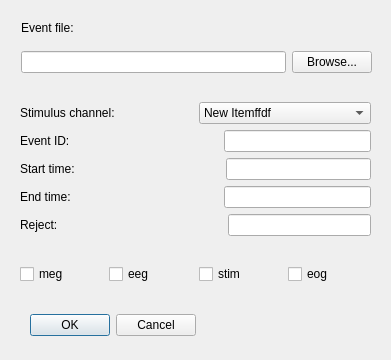
Qt form UI/qt4Designer/parameterDialog.ui (cibr-jyu/meggie) before a commit.
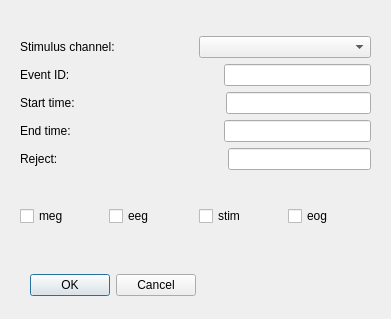
The same form after that commit.

Commit message: Tab ja listWidget dynaamisesti

The edit to the form file:
```diff
--- a/UI/qt4Designer/parameterDialog.ui
+++ b/UI/qt4Designer/parameterDialog.ui
@@ -10,7 +10,7 @@
     <x>0</x>
     <y>0</y>
     <width>391</width>
-    <height>360</height>
+    <height>319</height>
    </rect>
   </property>
   <property name="windowTitle">
@@ -20,7 +20,7 @@
    <property name="geometry">
     <rect>
      <x>20</x>
-     <y>310</y>
+     <y>270</y>
      <width>176</width>
      <height>31</height>
     </rect>
@@ -32,46 +32,13 @@
     <set>QDialogButtonBox::Cancel|QDialogButtonBox::Ok</set>
    </property>
   </widget>
-  <widget class="QWidget" name="layoutWidget">
-   <property name="geometry">
-    <rect>
-     <x>21</x>
-     <y>11</y>
-     <width>351</width>
-     <height>62</height>
-    </rect>
-   </property>
-   <layout class="QVBoxLayout" name="verticalLayout">
-    <item>
-     <widget class="QLabel" name="labelEventFile">
-      <property name="text">
-       <string>Event file:</string>
-      </property>
-     </widget>
-    </item>
-    <item>
-     <layout class="QHBoxLayout" name="horizontalLayout_3">
-      <item>
-       <widget class="QLineEdit" name="FilePathLineEdit"/>
-      </item>
-      <item>
-       <widget class="QPushButton" name="browseButton">
-        <property name="text">
-         <string>Browse...</string>
-        </property>
-       </widget>
-      </item>
-     </layout>
-    </item>
-   </layout>
-  </widget>
   <widget class="QWidget" name="layoutWidget">
    <property name="geometry">
     <rect>
      <x>20</x>
-     <y>80</y>
+     <y>6</y>
      <width>351</width>
-     <height>227</height>
+     <height>251</height>
     </rect>
    </property>
    <layout class="QVBoxLayout" name="verticalLayout_4">
@@ -87,13 +54,7 @@
          </widget>
         </item>
         <item>
-         <widget class="QComboBox" name="comboBoxStimulus">
-          <item>
-           <property name="text">
-            <string>New Itemffdf</string>
-           </property>
-          </item>
-         </widget>
+         <widget class="QComboBox" name="comboBoxStimulus"/>
         </item>
        </layout>
       </item>
```
Left out of the diff: 3 changed lines with no effect on the pictures. The commit also changes 5 other files.
